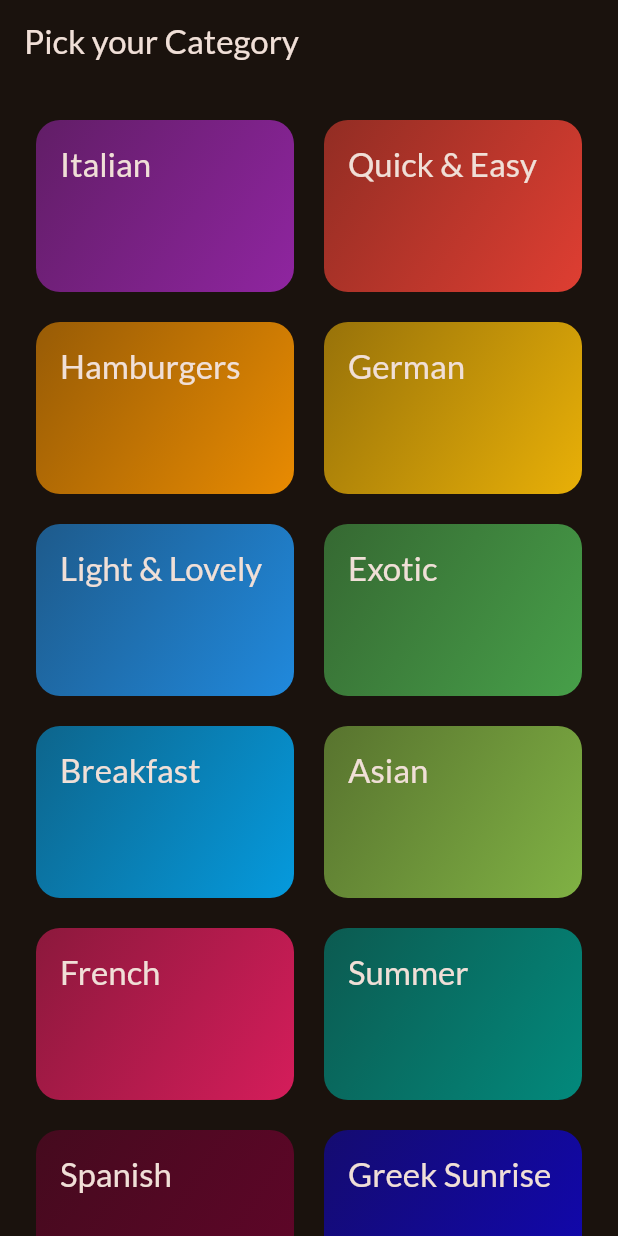
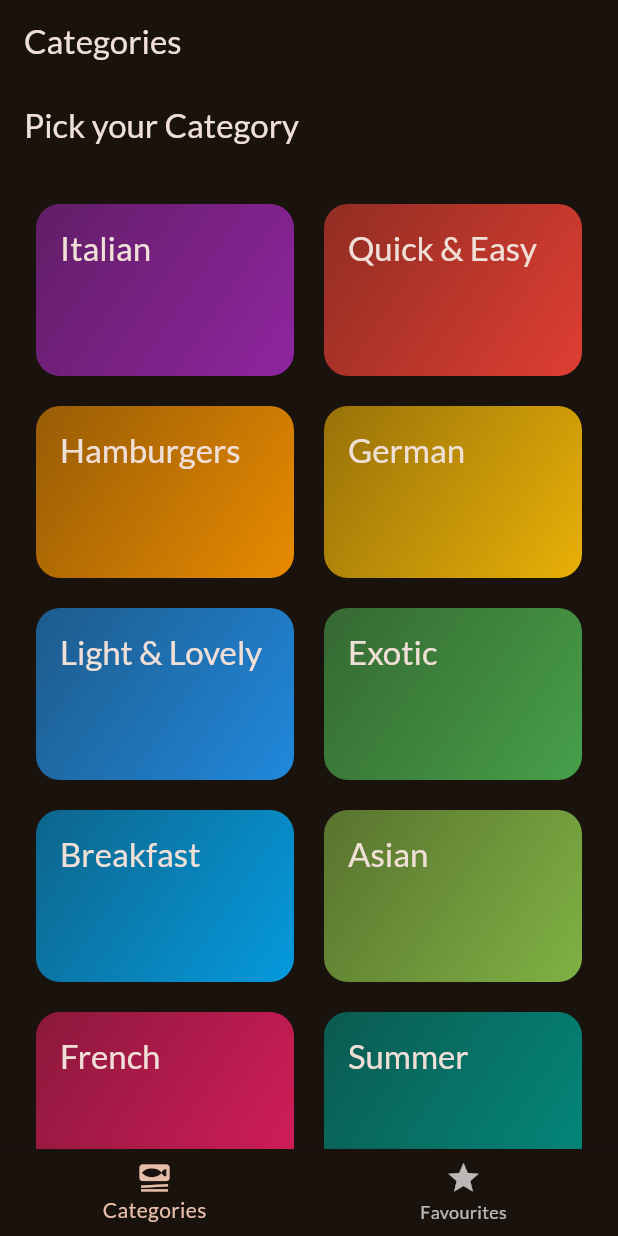
Before and after one commit to kabirDulal/meals, a Flutter app: the screen it shows after launch, on a phone screen of 412 x 824 dp. Run offline on Flutter 3.47's test engine with Material 3 defaults, Android fonts, the phone set to English and light mode, and no system bars; our stand-ins replace google_fonts, transparent_image.

Commit message:
created Tabs bottomNavigationBar

```diff
--- a/lib/main.dart
+++ b/lib/main.dart
@@ -1,6 +1,6 @@
 import 'package:flutter/material.dart';
 import 'package:google_fonts/google_fonts.dart';
-import 'package:meals/screens/categories.dart';
+import 'package:meals/screens/tabs.dart';
 
 final theme = ThemeData(
   useMaterial3: true,
@@ -22,7 +22,7 @@ class App extends StatelessWidget {
   Widget build(BuildContext context) {
     return MaterialApp(
       theme: theme,
-      home: const CategoriesScreen(),
+      home: const TabsScreen(),
     );
   }
 }
--- a/lib/screens/meal_details.dart
+++ b/lib/screens/meal_details.dart
@@ -68,14 +68,14 @@ class MealDetails extends StatelessWidget {
           ),
           for (final step in meal.steps)
             Padding(
-              padding: const EdgeInsets.symmetric(horizontal: 20, vertical: 5),
+              padding: const EdgeInsets.symmetric(vertical: 5),
               child: Text(
                 step,
                 style: Theme.of(context)
                     .textTheme
                     .bodyMedium!
                     .copyWith(color: Theme.of(context).colorScheme.onSurface),
-                textAlign: TextAlign.left,
+                textAlign: TextAlign.center,
               ),
             ),
         ],
--- a/lib/screens/tabs.dart
+++ b/lib/screens/tabs.dart
@@ -1,4 +1,6 @@
 import 'package:flutter/material.dart';
+import 'package:meals/screens/categories.dart';
+import 'package:meals/screens/meals.dart';
 class TabsScreen extends StatefulWidget{
   const TabsScreen({super.key});
   @override
@@ -7,16 +9,32 @@ class TabsScreen extends StatefulWidget{
   }
 }
 class _TabsScreenState extends State<TabsScreen> {
+  int _selectedPageIndex = 0;
+  void _selectPage(int index){
+    setState(() {
+      _selectedPageIndex = index;
+    });
+  }
   @override
   Widget build(BuildContext context) {
+    Widget activePage = const CategoriesScreen();
+    var activePageTitle = 'Categories';
+    if(_selectedPageIndex == 1){
+      activePage = const MealsScreen(title: 'Your Favourite', meals: []);
+      activePageTitle = 'Favourite';
+    }
    return Scaffold(
     appBar: AppBar(
-      title: const Text('title'),
+      title: Text(activePageTitle,),
     ),
-    body: Center(),
+    body: activePage,
     bottomNavigationBar: BottomNavigationBar(
-      items: [],
-      onTap: (index){},
+      onTap: _selectPage,
+      currentIndex: _selectedPageIndex,
+      items:const [
+        BottomNavigationBarItem(icon: Icon(Icons.set_meal) , label: 'Categories' ),
+        BottomNavigationBarItem(icon: Icon(Icons.star), label: 'Favourites')
+      ],
     ),
    );
   }
```
